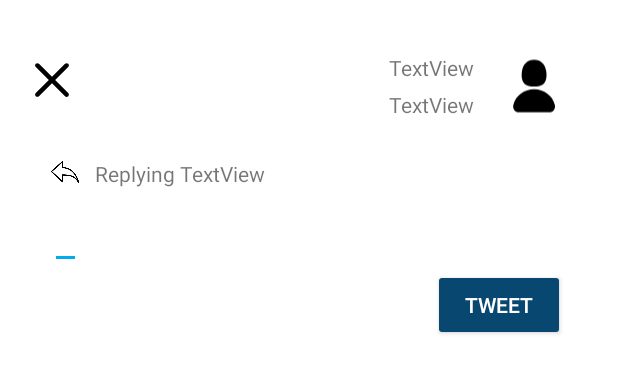
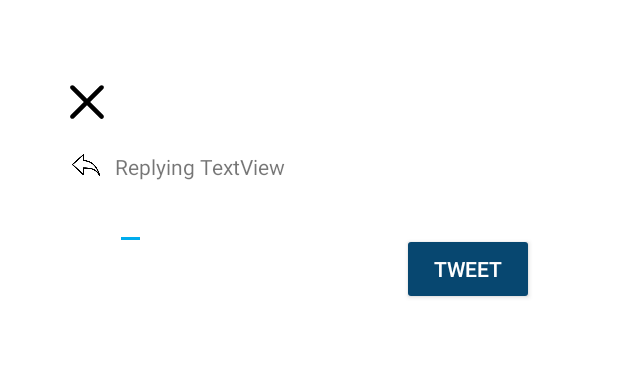
Before and after one commit to roopalkondepudi/Twitter, an Android app: the layout activity_reply.xml on its own in the app's theme, with its tools: preview values and no code run, on a phone screen of 412 x 824 dp. Shown: the top 373 px of the screen. Run offline under Robolectric (Android 15) with nearby library versions, the phone set to English and light mode, and no system bars.

Commit message:
tried to add someone's info to the compose and reply pages but it didn't work out so i gave up

```diff
--- a/FBUTwitterClient/app/src/main/java/com/codepath/apps/restclienttemplate/TimelineActivity.java
+++ b/FBUTwitterClient/app/src/main/java/com/codepath/apps/restclienttemplate/TimelineActivity.java
@@ -144,7 +144,9 @@ public class TimelineActivity extends AppCompatActivity {
                         Tweet tweet = Tweet.fromJSON(response.getJSONObject(i));
                         tweets.add(tweet);
                         tweetAdapter.notifyItemInserted(tweets.size() - 1);
-                    } catch (JSONException e) {
+                    }
+                    catch (JSONException e)
+                    {
                         e.printStackTrace();
                     }
                 }
--- a/FBUTwitterClient/app/src/main/java/com/codepath/apps/restclienttemplate/TweetDetailsActivity.java
+++ b/FBUTwitterClient/app/src/main/java/com/codepath/apps/restclienttemplate/TweetDetailsActivity.java
@@ -49,6 +49,7 @@ public class TweetDetailsActivity extends AppCompatActivity {
         tvTweetBody.setText(tweet.getBody());
         tvUserName.setText(tweet.getUser().getName());
         tvTimeStamp.setText(tweet.getCreatedAt());
+
         Log.d("time stamp", tvTimeStamp.toString());
 
 
--- a/FBUTwitterClient/app/src/main/res/drawable-hdpi/ic_vector_compose.xml
+++ b/FBUTwitterClient/app/src/main/res/drawable-hdpi/ic_vector_compose.xml
@@ -2,7 +2,7 @@
 <vector android:height="24.0dip" android:width="24.0dip" android:viewportWidth="24.0" android:viewportHeight="24.0"
   xmlns:android="http://schemas.android.com/apk/res/android">
     <path
-        android:fillColor="#ff000000"
+        android:fillColor="@color/TwitterWhite"
         android:pathData="M23.38,3.282l-0.012,-0.116 -0.115,0.014c-0.085,0.01 -8.69,1.11 -13.636,11.09 -3.575,7.215 -3.372,9.326 -3.1,9.377 0.27,0.05 3.184,-6.168 6.342,-8.715 4.907,-1.075 6.206,-3.427 6.206,-3.427s-1.414,0.235 -1.97,0.21c-0.776,-0.038 -1.335,-0.216 -1.59,-0.315 1.267,-1.157 2.25,-1.377 3.29,-1.61 0.858,-0.19 1.746,-0.39 2.805,-1.145 2.16,-1.54 1.797,-5.207 1.78,-5.363zM8.802,7.504H5.93V4.63c0,-0.415 -0.338,-0.75 -0.753,-0.75s-0.752,0.335 -0.752,0.75v2.874H1.552c-0.415,0 -0.752,0.336 -0.752,0.752s0.337,0.752 0.752,0.752h2.873v2.873c0,0.417 0.337,0.753 0.752,0.753s0.752,-0.336 0.752,-0.752V9.01H8.8c0.415,0 0.752,-0.336 0.752,-0.752s-0.337,-0.752 -0.752,-0.752z"
-        android:tint="@color/TwitterWhite"/>
+        />
 </vector>
--- a/FBUTwitterClient/app/src/main/res/layout/activity_reply.xml
+++ b/FBUTwitterClient/app/src/main/res/layout/activity_reply.xml
@@ -6,49 +6,25 @@
     android:layout_height="match_parent"
     tools:context=".ReplyActivity">
 
-    <ImageView
-        android:id="@+id/ivReplyingProfileImage"
-        android:layout_width="42dp"
-        android:layout_height="44dp"
-        android:layout_alignParentEnd="true"
-        android:layout_alignParentTop="true"
-        android:layout_marginEnd="35dp"
-        android:layout_marginTop="35dp"
-        app:srcCompat="@drawable/ic_vector_person" />
-
-    <TextView
-        android:id="@+id/tvReplyingUsername"
-        android:layout_width="wrap_content"
-        android:layout_height="wrap_content"
-        android:layout_alignBottom="@+id/ivReplyingProfileImage"
-        android:layout_alignStart="@+id/tvReplyingScreenname"
-        android:text="TextView" />
-
-    <TextView
-        android:id="@+id/tvReplyingScreenname"
-        android:layout_width="wrap_content"
-        android:layout_height="wrap_content"
-        android:layout_alignParentEnd="true"
-        android:layout_alignTop="@+id/ivReplyingProfileImage"
-        android:layout_marginEnd="96dp"
-        android:text="TextView" />
 
     <ImageView
         android:id="@+id/ivReply"
         android:layout_width="20dp"
         android:layout_height="20dp"
+        android:layout_alignParentStart="true"
         android:layout_alignParentTop="true"
-        android:layout_below="@id/ivBackButton"
-        android:layout_marginStart="33dp"
-        android:layout_marginTop="106dp"
+        android:layout_marginStart="47dp"
+        android:layout_marginTop="101dp"
         app:srcCompat="@drawable/reply_icon" />
 
     <ImageView
         android:id="@+id/ivBackButton"
         android:layout_width="37dp"
         android:layout_height="36dp"
-        android:layout_alignTop="@+id/ivReplyingProfileImage"
-        android:layout_toStartOf="@+id/inReplyTo"
+        android:layout_alignParentStart="true"
+        android:layout_alignParentTop="true"
+        android:layout_marginStart="39dp"
+        android:layout_marginTop="50dp"
         app:srcCompat="@drawable/ic_vector_close" />
 
     <TextView
@@ -56,28 +32,28 @@
         android:layout_width="wrap_content"
         android:layout_height="wrap_content"
         android:layout_alignTop="@+id/ivReply"
-        android:layout_toEndOf="@+id/ivReply"
-        android:text="Replying TextView"
-        android:layout_marginLeft="10dp"/>
+        android:layout_toEndOf="@+id/ivBackButton"
+        android:text="Replying TextView" />
 
     <EditText
         android:id="@+id/etReply"
         android:layout_width="wrap_content"
         android:layout_height="wrap_content"
-        android:layout_alignParentTop="true"
-        android:layout_alignStart="@+id/ivReply"
-        android:layout_marginTop="134dp"
+        android:layout_alignStart="@+id/inReplyTo"
+        android:layout_below="@+id/ivReply"
         android:inputType="textPersonName" />
 
     <Button
         android:id="@+id/tweetButton"
         android:layout_width="wrap_content"
         android:layout_height="wrap_content"
-        android:layout_alignEnd="@+id/ivReplyingProfileImage"
-        android:layout_below="@+id/etReply"
-        android:autoText="true"
+        android:layout_alignParentEnd="true"
+        android:layout_alignParentTop="true"
+        android:layout_marginEnd="56dp"
+        android:layout_marginTop="155dp"
         android:backgroundTint="@color/twitter"
         android:onClick="onSubmit"
         android:text="tweet"
-        android:textColor="@android:color/white" />
+        android:textColor="@android:color/white"
+        tools:ignore="UnknownId" />
 </RelativeLayout>
```
Also changed, not shown: FBUTwitterClient/app/src/main/java/com/codepath/apps/restclienttemplate/ComposeActivity.java (+13 -0 lines), FBUTwitterClient/app/src/main/java/com/codepath/apps/restclienttemplate/ReplyActivity.java (+12 -6 lines), FBUTwitterClient/app/src/main/java/com/codepath/apps/restclienttemplate/TweetAdapter.java (+18 -0 lines), FBUTwitterClient/app/src/main/java/com/codepath/apps/restclienttemplate/TwitterClient.java (+10 -1 lines), FBUTwitterClient/app/src/main/res/layout/activity_compose.xml (+11 -2 lines), FBUTwitterClient/app/src/main/res/layout/item_tweet.xml (+16 -6 lines).
